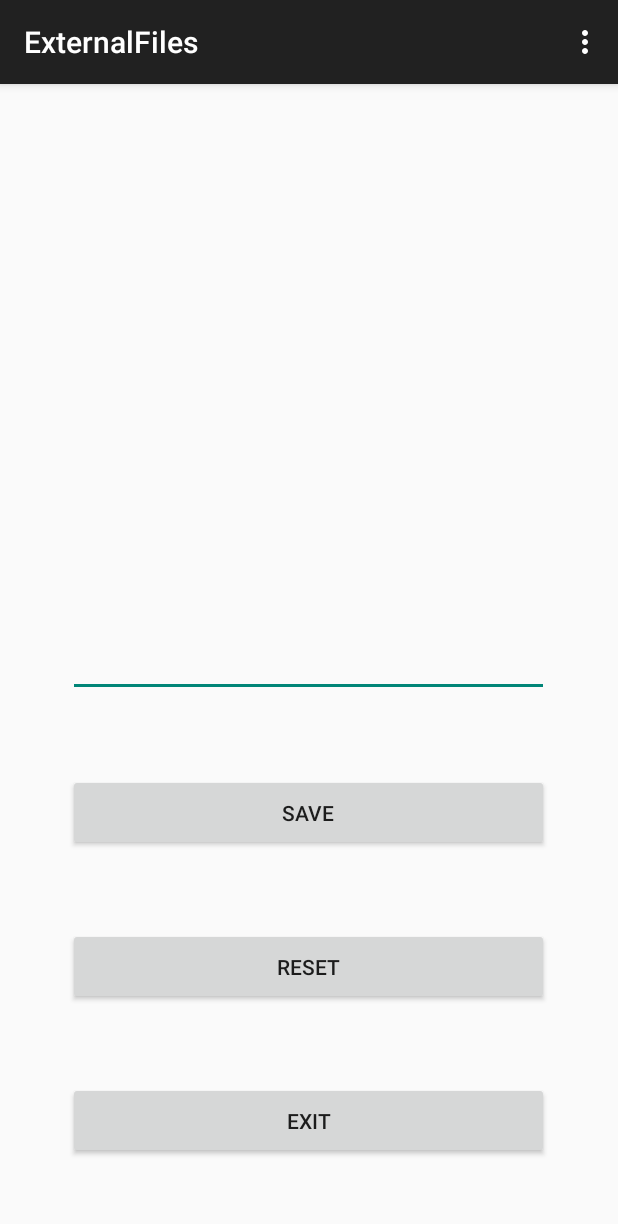
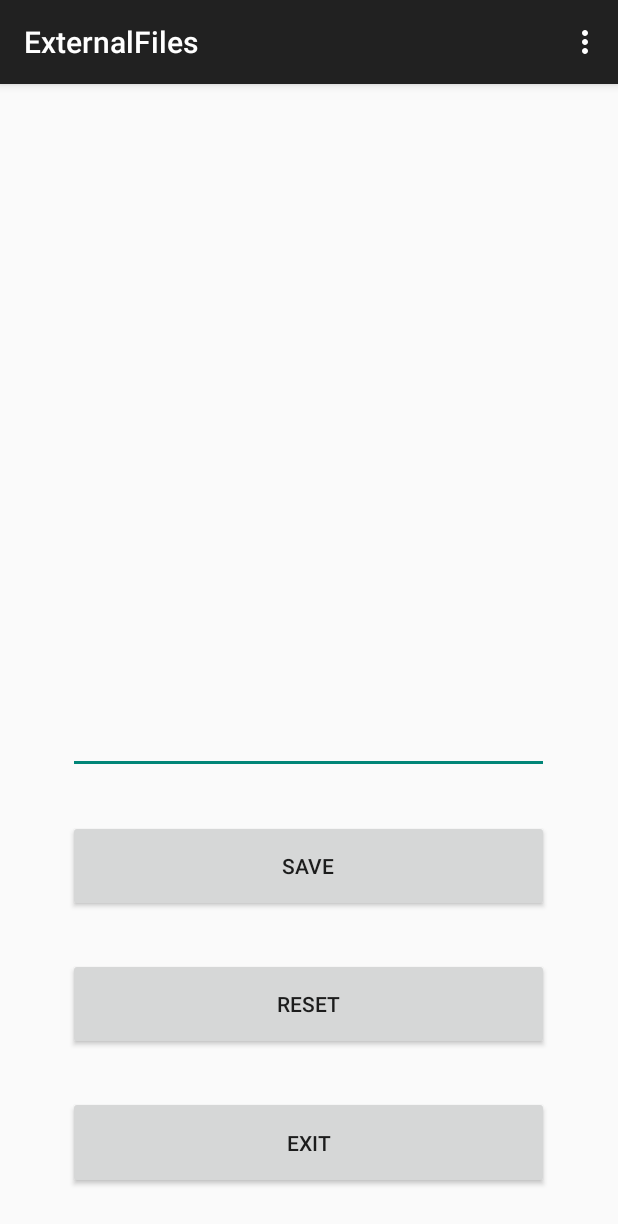
Before and after one commit to ih9972/ExternalFiles, an Android app: the screen it shows after launch (MainActivity), on a phone screen of 412 x 824 dp. Shown: the top 1224 px of the screen. Run offline under Robolectric (Android 15) with nearby library versions, the phone set to English and light mode, and no system bars.

Commit message:
fixed sizes in main xml

```diff
--- a/app/build.gradle
+++ b/app/build.gradle
@@ -8,7 +8,7 @@ android {
 
     defaultConfig {
         applicationId "com.example.externalfiles"
-        minSdk 24
+        minSdk 23
         targetSdk 33
         versionCode 1
         versionName "1.0"
--- a/app/src/main/res/layout/activity_main.xml
+++ b/app/src/main/res/layout/activity_main.xml
@@ -27,18 +27,18 @@
             android:id="@+id/textView"
             android:layout_width="match_parent"
             android:layout_height="0dp"
-            android:layout_weight="3" />
+            android:layout_weight="5" />
 
         <Space
             android:layout_width="match_parent"
             android:layout_height="0dp"
-            android:layout_weight="1" />
+            android:layout_weight="0.5" />
 
         <EditText
             android:id="@+id/editTextView"
             android:layout_width="match_parent"
             android:layout_height="0dp"
-            android:layout_weight="3"
+            android:layout_weight="1"
             android:ems="10"
             android:gravity="start|top"
             android:inputType="textMultiLine" />
@@ -46,7 +46,7 @@
         <Space
             android:layout_width="match_parent"
             android:layout_height="0dp"
-            android:layout_weight="1" />
+            android:layout_weight="0.5" />
 
         <Button
             android:id="@+id/save_btn"
@@ -59,7 +59,7 @@
         <Space
             android:layout_width="match_parent"
             android:layout_height="0dp"
-            android:layout_weight="1" />
+            android:layout_weight="0.5" />
 
         <Button
             android:id="@+id/reset_btn"
@@ -72,7 +72,7 @@
         <Space
             android:layout_width="match_parent"
             android:layout_height="0dp"
-            android:layout_weight="1" />
+            android:layout_weight="0.5" />
 
         <Button
             android:id="@+id/Exit_btn"
@@ -85,7 +85,7 @@
         <Space
             android:layout_width="match_parent"
             android:layout_height="0dp"
-            android:layout_weight="1" />
+            android:layout_weight="0.5" />
     </LinearLayout>
 
     <Space
```
